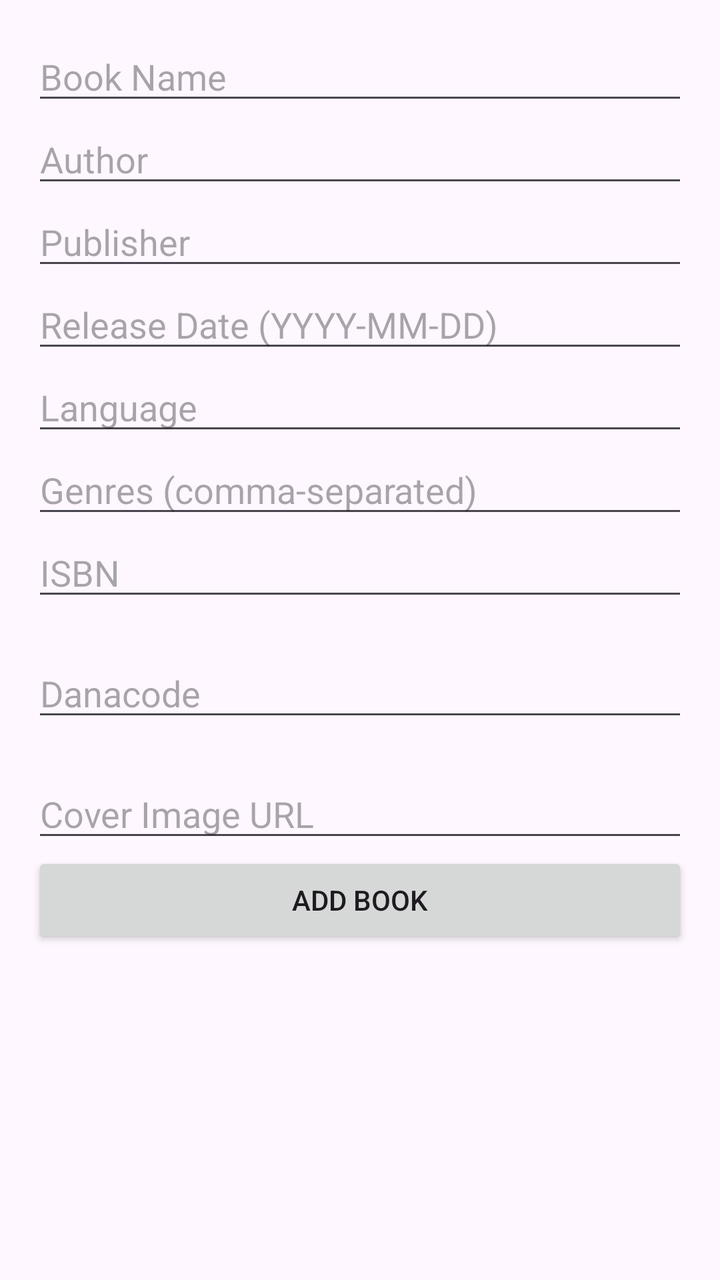
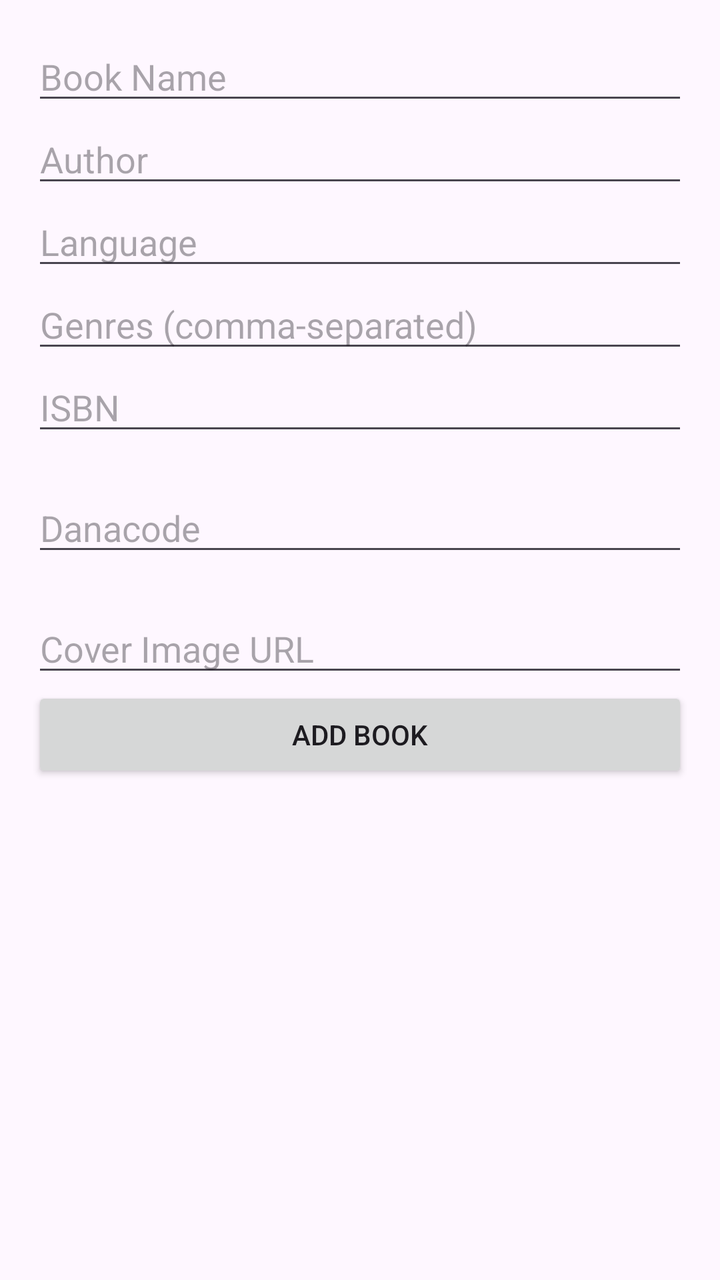

An Android layout rendered at two revisions. The XML below is the earlier revision; the diff shows what the commit changed to produce the second picture.
<!-- AndroidManifest.xml: application theme Theme.Books_Project -->
<!-- res/layout/fragment_add_book_manual.xml -->
<?xml version="1.0" encoding="utf-8"?>
<ScrollView xmlns:android="http://schemas.android.com/apk/res/android"
    xmlns:tools="http://schemas.android.com/tools"
    android:layout_width="match_parent"
    android:layout_height="match_parent"
    tools:context=".AddBookManualFragment">

    <LinearLayout
        android:layout_width="match_parent"
        android:layout_height="wrap_content"
        android:orientation="vertical"
        android:padding="16dp">

        <EditText
            android:id="@+id/etBookName"
            android:layout_width="match_parent"
            android:layout_height="wrap_content"
            android:hint="Book Name" />

        <EditText
            android:id="@+id/etAuthor"
            android:layout_width="match_parent"
            android:layout_height="wrap_content"
            android:hint="Author" />

        <EditText
            android:id="@+id/etPublisher"
            android:layout_width="match_parent"
            android:layout_height="wrap_content"
            android:hint="Publisher" />

        <EditText
            android:id="@+id/etReleaseDate"
            android:layout_width="match_parent"
            android:layout_height="wrap_content"
            android:hint="Release Date (YYYY-MM-DD)" />

        <EditText
            android:id="@+id/etLanguage"
            android:layout_width="match_parent"
            android:layout_height="wrap_content"
            android:hint="Language" />

        <EditText
            android:id="@+id/etGenres"
            android:layout_width="match_parent"
            android:layout_height="wrap_content"
            android:hint="Genres (comma-separated)" />

        <EditText
            android:id="@+id/etISBN"
            android:layout_width="match_parent"
            android:layout_height="wrap_content"
            android:inputType="number"
            android:maxLength="13"
            android:hint="ISBN" />

        <TextView
            android:id="@+id/tvFormattedISBN"
            android:layout_width="wrap_content"
            android:layout_height="wrap_content"/>

        <EditText
            android:id="@+id/etDanacode"
            android:layout_width="match_parent"
            android:layout_height="wrap_content"
            android:maxLength="11"
            android:inputType="number"
            android:hint="Danacode" />

        <TextView
            android:id="@+id/tvFormattedDanacode"
            android:layout_width="wrap_content"
            android:layout_height="wrap_content"/>

        <EditText
            android:id="@+id/etCoverImageUrl"
            android:layout_width="match_parent"
            android:layout_height="wrap_content"
            android:hint="Cover Image URL" />

        <Button
            android:id="@+id/btnAddBook"
            android:layout_width="match_parent"
            android:layout_height="wrap_content"
            android:text="Add Book" />

    </LinearLayout>
</ScrollView>
<!-- resources referenced by this layout -->
<resources>
  <style name="Theme.Books_Project" parent="Base.Theme.Books_Project" />
  <style name="Base.Theme.Books_Project" parent="Theme.Material3.DayNight.NoActionBar">
          
          
      </style>
</resources>

<!-- the commit's change to res/layout/fragment_add_book_manual.xml (unified diff, before → after) -->
@@ -22,18 +22,6 @@
             android:layout_width="match_parent"
             android:layout_height="wrap_content"
             android:hint="Author" />
-
-        <EditText
-            android:id="@+id/etPublisher"
-            android:layout_width="match_parent"
-            android:layout_height="wrap_content"
-            android:hint="Publisher" />
-
-        <EditText
-            android:id="@+id/etReleaseDate"
-            android:layout_width="match_parent"
-            android:layout_height="wrap_content"
-            android:hint="Release Date (YYYY-MM-DD)" />
 
         <EditText
             android:id="@+id/etLanguage"
